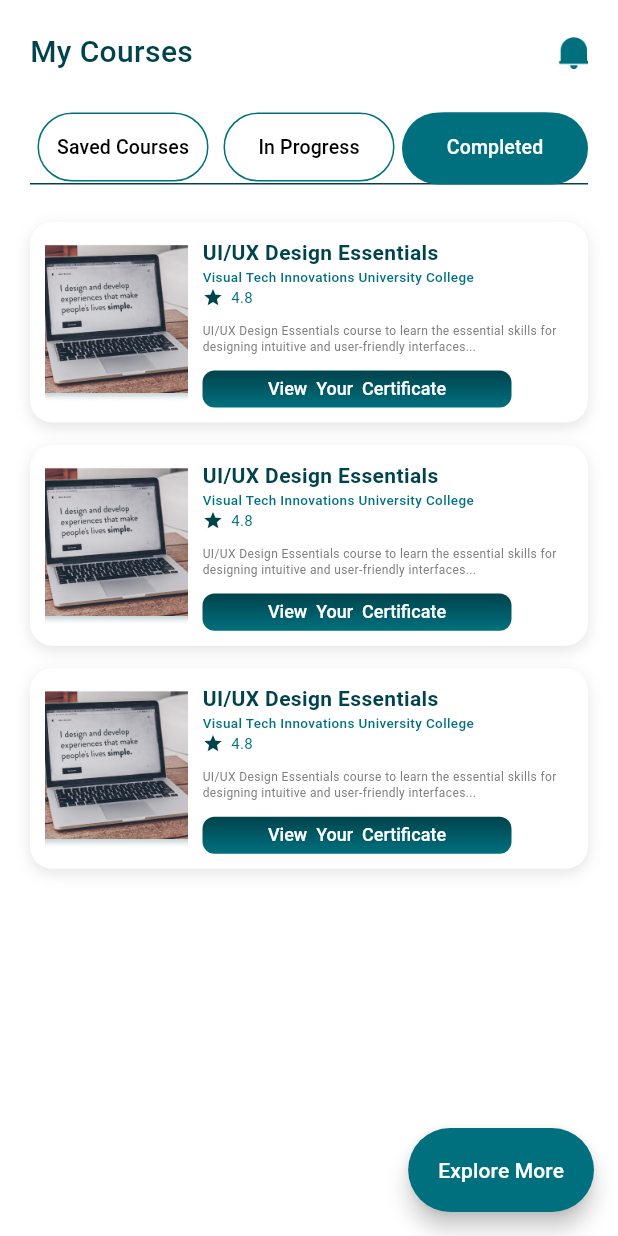
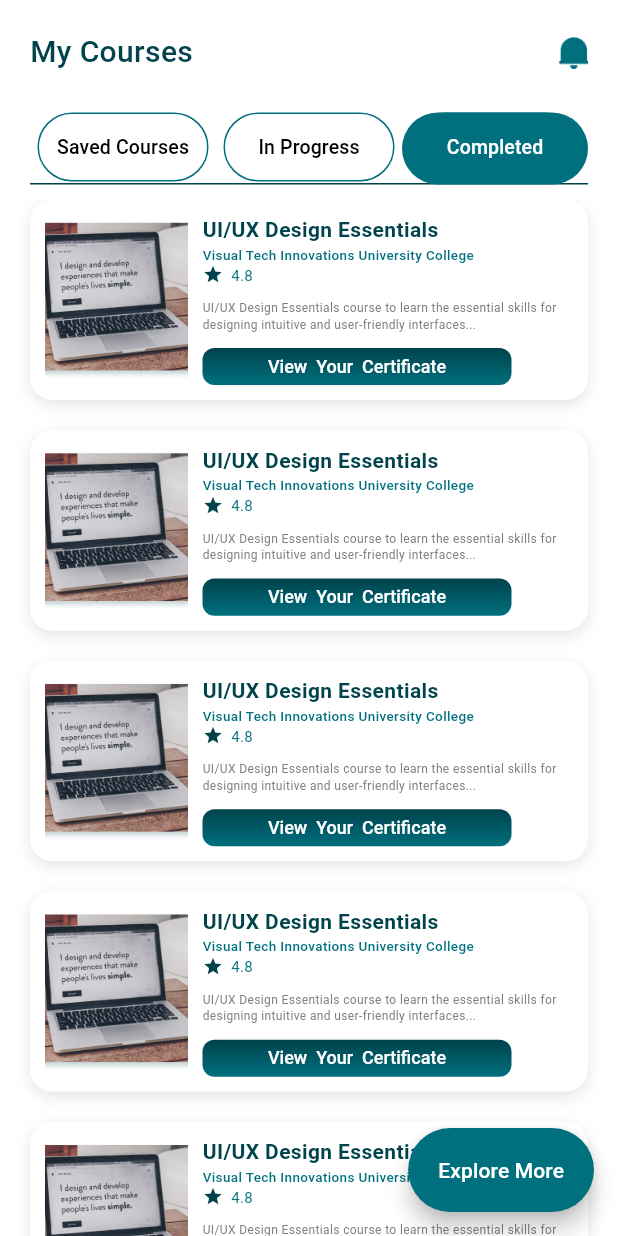
Before and after one commit to swagatapal/E_Learning, a Flutter app: the MyCourseTab screen opened directly, tab 3 chosen, on a phone screen of 412 x 824 dp. Run offline on Flutter 3.47's test engine with Material 3 defaults, Android fonts, the light colour scheme and no system bars; drawn by our look-alikes of flutter_bounce; our stand-ins replace persistent_bottom_nav_bar, smooth_page_indicator.

Commit message:
alignment issues fix

```diff
--- a/lib/Screens/Inbox/Widget/chat_section.dart
+++ b/lib/Screens/Inbox/Widget/chat_section.dart
@@ -1,8 +1,6 @@
 import 'package:e_learning/Core/Utils/Helper/screen_utils.dart';
 import 'package:e_learning/core/utils/helper/app_colors.dart';
-import 'package:flutter/cupertino.dart';
 import 'package:flutter/material.dart';
-import 'package:flutter/widgets.dart';
 
 class ChatSection extends StatelessWidget {
   final String image;
--- a/lib/Screens/MyCourse/View/my_course_tab.dart
+++ b/lib/Screens/MyCourse/View/my_course_tab.dart
@@ -69,12 +69,12 @@ class _MyCourseTabState extends State<MyCourseTab>
                           return const SavedCourse();
                         }),
                     ListView.builder(
-                        itemCount: 10,
+                        itemCount: 3,
                         itemBuilder: (context, index) {
                           return const InProgress();
                         }),
                     ListView.builder(
-                        itemCount: 3,
+                        itemCount: 5,
                         itemBuilder: (context, index) {
                           return const CompletedPage();
                         }),
--- a/lib/Screens/MyCourse/Widgets/completed_page.dart
+++ b/lib/Screens/MyCourse/Widgets/completed_page.dart
@@ -14,9 +14,9 @@ class _CompletedPageState extends State<CompletedPage> {
   @override
   Widget build(BuildContext context) {
     return Padding(
-      padding: const EdgeInsets.only(top: 15.0,left: 20, right: 20),
+      padding: const EdgeInsets.only(left: 20.0, right: 20.0, bottom: 20.0),
       child: Container(
-        width: ScreenUtils().screenWidth(context)*0.8,
+        width: ScreenUtils().screenWidth(context) * 0.8,
         decoration: BoxDecoration(
           borderRadius: const BorderRadius.all(
             Radius.circular(15.0),
@@ -24,7 +24,7 @@ class _CompletedPageState extends State<CompletedPage> {
           color: Colors.white,
           boxShadow: [
             BoxShadow(
-              // color:  Colors.blueGrey.withOpacity(0.4),
+                // color:  Colors.blueGrey.withOpacity(0.4),
                 color: AppColors.colorSecondaryText2.withOpacity(0.2),
                 offset: const Offset(0.0, 3.0),
                 blurRadius: 8.0)
@@ -56,13 +56,12 @@ class _CompletedPageState extends State<CompletedPage> {
                     ),
                     const Text(
                       "Visual Tech Innovations University College",
-                      style:  TextStyle(
+                      style: TextStyle(
                           fontFamily: 'Roboto',
                           color: AppColors.primaryButtonColor,
                           fontSize: 9,
                           fontWeight: FontWeight.w500),
                     ),
-
                     Row(
                       children: [
                         Icon(
@@ -75,7 +74,7 @@ class _CompletedPageState extends State<CompletedPage> {
                         ),
                         const Text(
                           "4.8",
-                          style:  TextStyle(
+                          style: TextStyle(
                               fontFamily: 'Roboto',
                               fontSize: 10,
                               color: AppColors.primaryButtonColor),
@@ -87,7 +86,7 @@ class _CompletedPageState extends State<CompletedPage> {
                       "UI/UX Design Essentials course to learn the essential skills for designing intuitive and user-friendly interfaces...",
                       maxLines: 2,
                       overflow: TextOverflow.ellipsis,
-                      style:  TextStyle(
+                      style: TextStyle(
                           fontFamily: 'Roboto',
                           color: AppColors.colorSecondaryText2,
                           fontSize: 8,
@@ -101,7 +100,6 @@ class _CompletedPageState extends State<CompletedPage> {
                       fontSize: 12,
                       labelFontWeight: FontWeight.w500,
                       borderRadius: 8,
-
                     ),
                   ],
                 ),
--- a/lib/Screens/MyCourse/Widgets/in_progress.dart
+++ b/lib/Screens/MyCourse/Widgets/in_progress.dart
@@ -15,7 +15,7 @@ class _InProgressState extends State<InProgress> {
   @override
   Widget build(BuildContext context) {
     return Padding(
-      padding: const EdgeInsets.only(top: 15.0, left: 20, right: 20),
+      padding: const EdgeInsets.only(left: 20.0, right: 20.0, bottom: 20.0),
       child: Container(
         width: ScreenUtils().screenWidth(context)*0.8,
         decoration: BoxDecoration(
```
